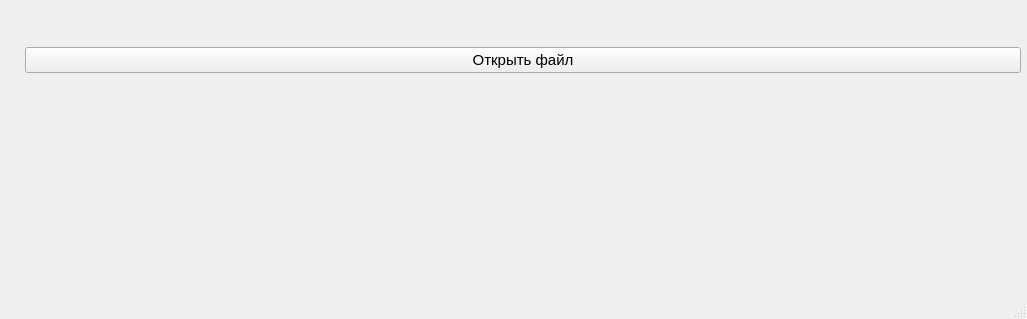
Qt form example1/mainwindow.ui (Annchrn/example1) before a commit.
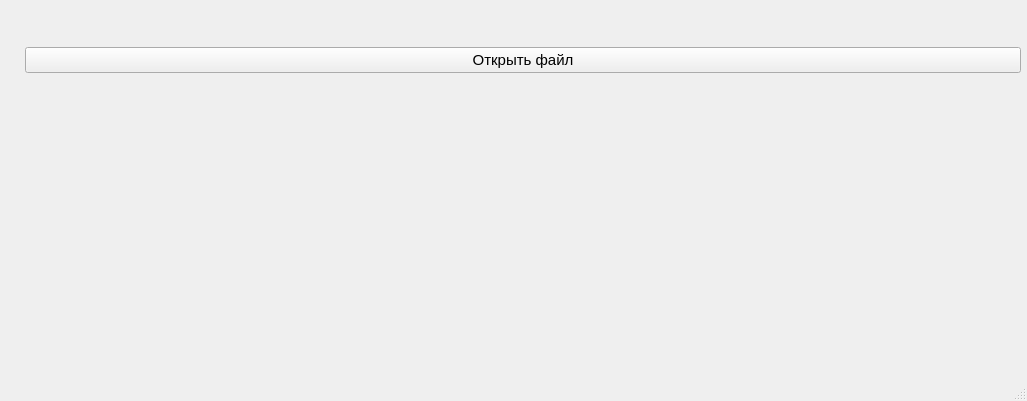
The same form after that commit. Icons and pictures are not drawn.

Patch:
```diff
--- a/example1/mainwindow.ui
+++ b/example1/mainwindow.ui
@@ -7,7 +7,7 @@
     <x>0</x>
     <y>0</y>
     <width>1027</width>
-    <height>319</height>
+    <height>401</height>
    </rect>
   </property>
   <property name="sizePolicy">
```
